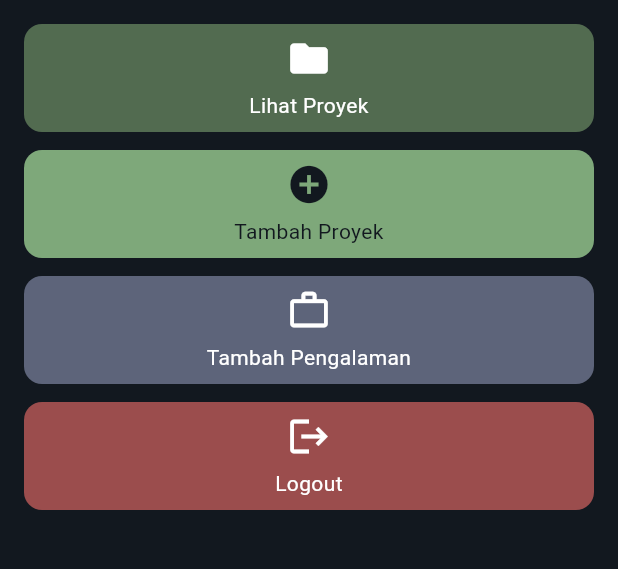
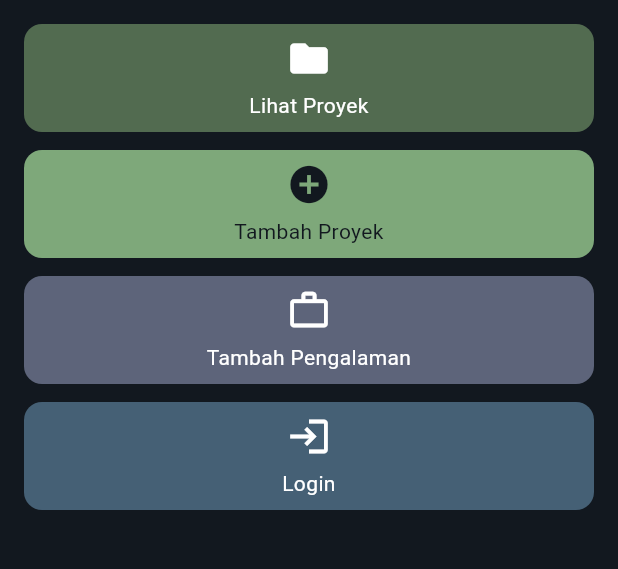
Before and after one commit to akmalhaqq/myportofolio_mobile, a Flutter app: the screen it shows after launch, on a phone screen of 412 x 824 dp, the part 615-1184 px from its top. Run offline on Flutter 3.47's test engine with Material 3 defaults, Android fonts, the phone set to English and light mode, and no system bars; our stand-ins replace material_ui; generated files the repository leaves out were written again.

Commit message:
feat(auth): add login logout and project route guard

```diff
--- a/lib/main.dart
+++ b/lib/main.dart
@@ -1,6 +1,7 @@
 import 'package:material_ui/material_ui.dart';
 import 'package:myportofolio_mobile/screens/menu.dart';
 import 'package:myportofolio_mobile/services/api_client.dart';
+import 'package:myportofolio_mobile/services/auth_state.dart';
 import 'package:provider/provider.dart';
 
 void main() {
@@ -14,9 +15,16 @@ class MyApp extends StatelessWidget {
 
   @override
   Widget build(BuildContext context) {
-    return Provider<ApiClient>(
-      create: (_) => createApiClient(),
-      dispose: (_, client) => client.close(),
+    return MultiProvider(
+      providers: [
+        Provider<ApiClient>(
+          create: (_) => createApiClient(),
+          dispose: (_, client) => client.close(),
+        ),
+        ChangeNotifierProvider(
+          create: (context) => AuthState(context.read<ApiClient>()),
+        ),
+      ],
       child: MaterialApp(
         title: 'MyPortfolio',
         theme: ThemeData(
--- a/lib/screens/menu.dart
+++ b/lib/screens/menu.dart
@@ -1,8 +1,10 @@
 import 'package:material_ui/material_ui.dart';
 import 'package:myportofolio_mobile/models/item_homepage.dart';
+import 'package:myportofolio_mobile/services/auth_state.dart';
 import 'package:myportofolio_mobile/widgets/info_card.dart';
 import 'package:myportofolio_mobile/widgets/left_drawer.dart';
 import 'package:myportofolio_mobile/widgets/project_card.dart';
+import 'package:provider/provider.dart';
 
 class MyHomePage extends StatelessWidget {
   const MyHomePage({super.key});
@@ -10,20 +12,27 @@ class MyHomePage extends StatelessWidget {
   final String nama = "Muhammad Akmal Haqqani";
   final String kelas = "PBP D";
 
-  final List<ItemHomepage> items = const [
-    ItemHomepage('Lihat Proyek', Icons.folder, Color(0xFF526B50)),
-    ItemHomepage(
-      'Tambah Proyek',
-      Icons.add_circle,
-      Color(0xFF7EA87A),
-      foregroundColor: Color(0xFF12181F),
-    ),
-    ItemHomepage('Tambah Pengalaman', Icons.work_outline, Color(0xFF5D647A)),
-    ItemHomepage('Logout', Icons.logout, Color(0xFF9B4D4D)),
-  ];
-
   @override
   Widget build(BuildContext context) {
+    final isLoggedIn = context.select((AuthState auth) => auth.isLoggedIn);
+    final items = [
+      const ItemHomepage('Lihat Proyek', Icons.folder, Color(0xFF526B50)),
+      const ItemHomepage(
+        'Tambah Proyek',
+        Icons.add_circle,
+        Color(0xFF7EA87A),
+        foregroundColor: Color(0xFF12181F),
+      ),
+      const ItemHomepage(
+        'Tambah Pengalaman',
+        Icons.work_outline,
+        Color(0xFF5D647A),
+      ),
+      if (isLoggedIn)
+        const ItemHomepage('Logout', Icons.logout, Color(0xFF9B4D4D))
+      else
+        const ItemHomepage('Login', Icons.login, Color(0xFF456075)),
+    ];
     // Scaffold menyediakan struktur visual dasar halaman.
     return Scaffold(
       // AppBar menampilkan bar bagian atas aplikasi.
--- /dev/null
+++ b/lib/services/auth_state.dart
@@ -0,0 +1,34 @@
+import 'package:flutter/foundation.dart';
+import 'package:myportofolio_mobile/services/api_client.dart';
+
+class AuthState extends ChangeNotifier {
+  AuthState(this._apiClient);
+
+  final ApiClient _apiClient;
+  String? _token;
+  bool _isLoggingOut = false;
+
+  String? get token => _token;
+  bool get isLoggedIn => _token != null;
+  bool get isLoggingOut => _isLoggingOut;
+
+  Future<void> login(String username, String password) async {
+    _token = await _apiClient.obtainToken(username, password);
+    notifyListeners();
+  }
+
+  Future<void> logout() async {
+    final currentToken = _token;
+    if (currentToken == null || _isLoggingOut) return;
+
+    _isLoggingOut = true;
+    notifyListeners();
+    try {
+      await _apiClient.logout(token: currentToken);
+    } finally {
+      _token = null;
+      _isLoggingOut = false;
+      notifyListeners();
+    }
+  }
+}
```
Also changed, not shown: lib/screens/login_screen.dart (added, +113 -0 lines), lib/widgets/auth_guard.dart (added, +34 -0 lines), lib/widgets/left_drawer.dart (+36 -20 lines), lib/widgets/project_card.dart (+17 -1 lines), 6 other files.
